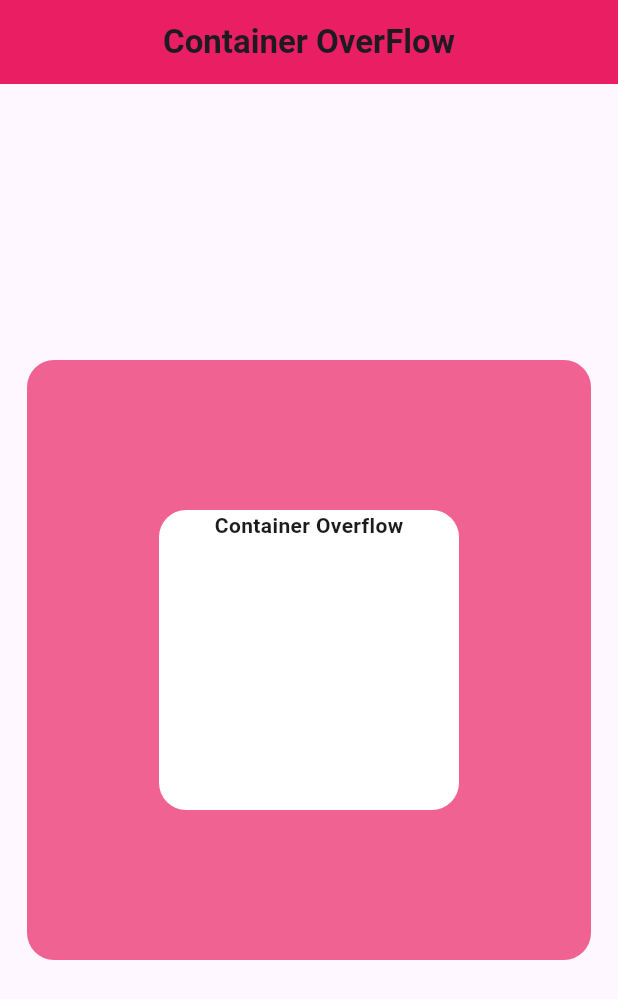
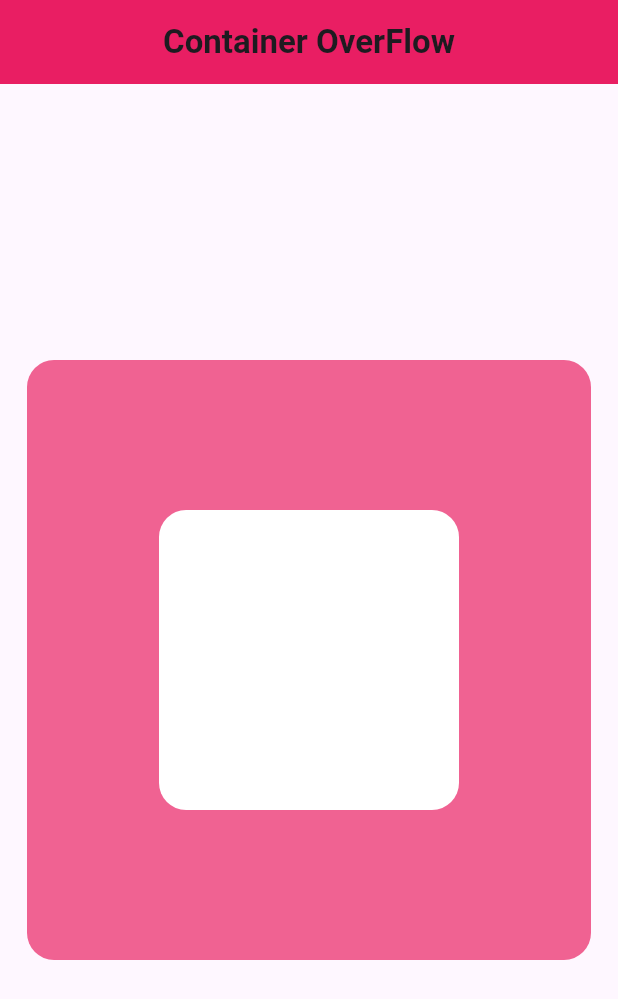
Before and after one commit to sohasara/Container-Overflow, a Flutter app: the screen it shows after launch, on a phone screen of 412 x 824 dp. Shown: the top 999 px of the screen. Run offline on Flutter 3.47's test engine with Material 3 defaults, Android fonts, the phone set to English and light mode, and no system bars.

Commit message:
add new file

```diff
--- a/lib/overflow.dart
+++ b/lib/overflow.dart
@@ -34,19 +34,13 @@ class OverFlow extends StatelessWidget {
                   Container(
                     height: 200,
                     width: 200,
+                    padding: const EdgeInsets.all(10),
                     decoration: BoxDecoration(
                       color: Colors.white,
                       borderRadius: BorderRadius.circular(18),
                     ),
                     child: const Column(
-                      children: [
-                        Text(
-                          'Container Overflow',
-                          style: TextStyle(
-                            fontWeight: FontWeight.bold,
-                          ),
-                        ),
-                      ],
+                      children: [],
                     ),
                   ),
                 ],
```
Also changed, not shown: lib/text.dart (added, +15 -0 lines).
